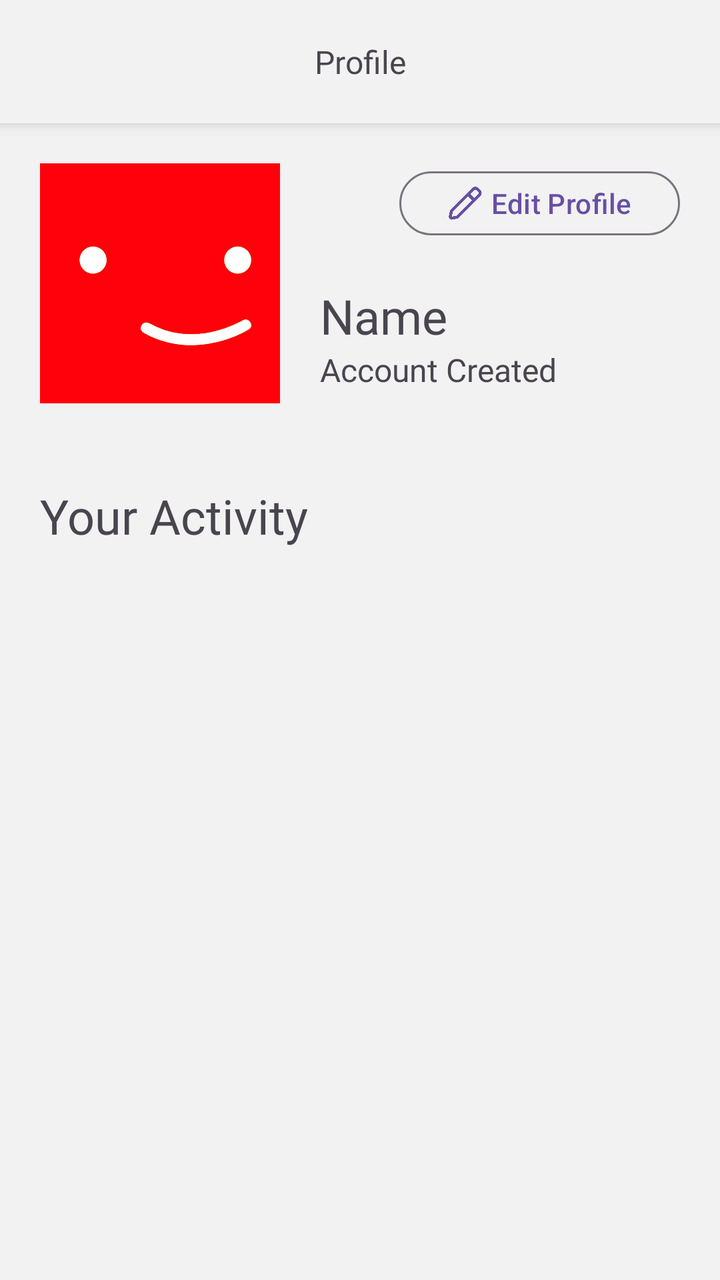
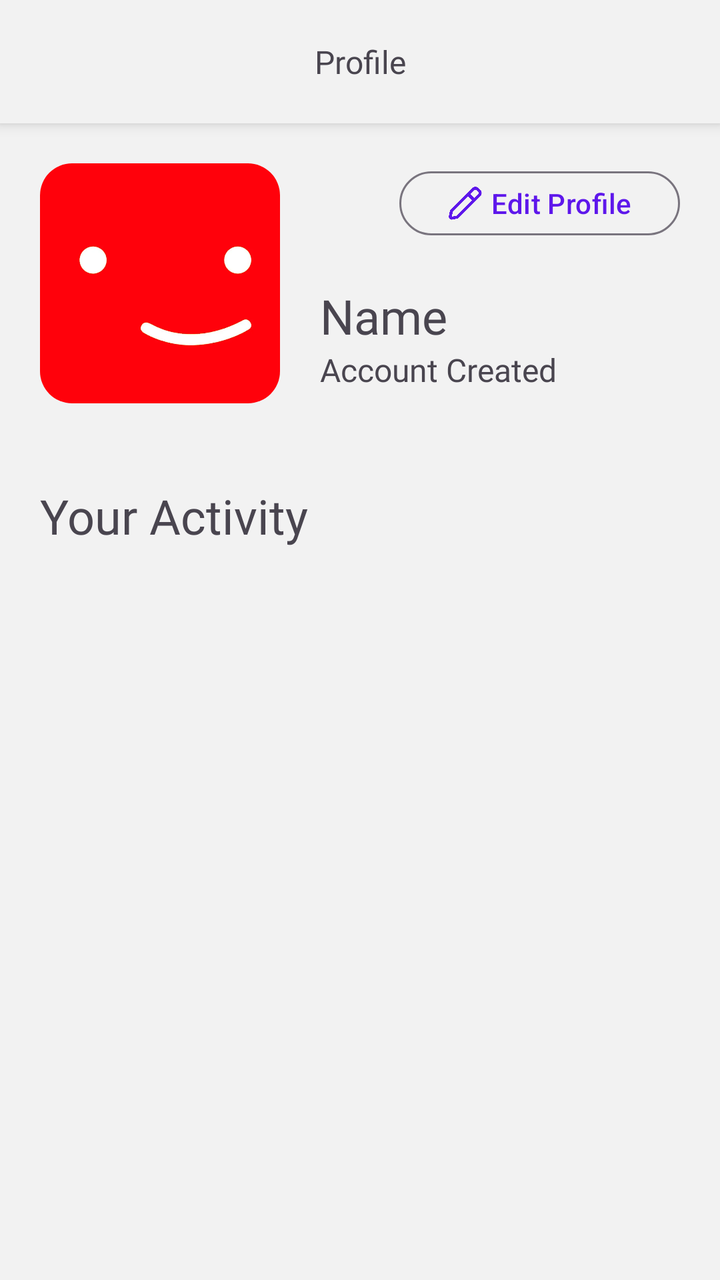

Before-and-after screenshots of an Android layout around one commit, followed by the original layout XML and the change that was made.
<!-- AndroidManifest.xml: application theme Theme.StepSync -->
<!-- res/layout/fragment_profile.xml -->
<?xml version="1.0" encoding="utf-8"?>
<LinearLayout xmlns:android="http://schemas.android.com/apk/res/android"
    xmlns:app="http://schemas.android.com/apk/res-auto"
    android:orientation="vertical"
    android:layout_width="match_parent"
    android:layout_height="match_parent"
    android:background="@drawable/gradient_drawable">

    <LinearLayout
        android:layout_width="match_parent"
        android:layout_height="wrap_content"
        android:layout_gravity="center"
        android:orientation="horizontal"
        android:padding="20sp"
        android:background="@drawable/header_drawable"
        android:layout_marginBottom="20sp"
        android:elevation="4sp">

        <TextView
            android:layout_width="match_parent"
            android:layout_height="wrap_content"
            android:text="Profile"
            android:textSize="16sp"
            android:fontFamily="@font/f42dotsans_extrabold"
            android:textAlignment="center" />
    </LinearLayout>

    <LinearLayout
        android:layout_width="match_parent"
        android:layout_height="wrap_content"
        android:orientation="horizontal">

        <ImageView
            android:id="@+id/imageview_picture"
            android:layout_width="120dp"
            android:layout_height="120dp"
            android:layout_marginHorizontal="20dp"
            android:layout_marginBottom="40dp"
            android:src="@drawable/profile1_icon"/>

        <LinearLayout
            android:layout_width="match_parent"
            android:layout_height="wrap_content"
            android:orientation="vertical"
            android:layout_marginRight="20dp">

            <Button
                style="?attr/materialButtonOutlinedStyle"
                android:id="@+id/button_edit"
                android:layout_width="wrap_content"
                android:layout_height="40dp"
                android:text="Edit Profile"
                android:layout_gravity="right"
                app:icon="@drawable/edit_icon"/>

            <Space
                android:layout_width="match_parent"
                android:layout_height="20dp" />

            <TextView
                android:id="@+id/text_username"
                android:layout_width="match_parent"
                android:layout_height="wrap_content"
                android:text="Name"
                android:textSize="24sp"
                android:fontFamily="@font/f42dotsans_bold"/>

            <TextView
                android:id="@+id/text_created_at"
                android:layout_width="match_parent"
                android:layout_height="wrap_content"
                android:fontFamily="@font/f42dotsans_regular"
                android:textSize="16sp"
                android:text="Account Created"/>

        </LinearLayout>

    </LinearLayout>


    <TextView
        android:layout_width="wrap_content"
        android:layout_height="wrap_content"
        android:layout_marginBottom="4sp"
        android:layout_marginLeft="20sp"
        android:layout_marginRight="20sp"
        android:fontFamily="@font/f42dotsans_bold"
        android:textSize="24sp"
        android:text="Your Activity"/>

    <androidx.recyclerview.widget.RecyclerView
        android:id="@+id/recycler_activities"
        android:layout_width="match_parent"
        android:layout_height="match_parent"
        android:layout_margin="16dp"
        app:layoutManager="androidx.recyclerview.widget.LinearLayoutManager"/>

    <Space
        android:layout_width="0sp"
        android:layout_height="0sp"
        android:layout_weight="1" />


</LinearLayout>
<!-- resources referenced by this layout -->
<resources>
  <!-- drawable edit_icon: png bitmap (drawable, 43894 bytes) -->
  <!-- drawable gradient_drawable (drawable) -->
  <?xml version = "1.0" encoding = "utf-8" ?>
  <shape
      android:shape = "rectangle"
      xmlns:android = "http://schemas.android.com/apk/res/android" >
  
      <gradient
          android:startColor = "#F2F2F2"
          android:centerColor="#F2F2F2"
          android:endColor = "#F2F2F2"
          android:angle = "1"
          android:type = "linear"/>
  
  
  
  
  
  
  
  </shape>
  <!-- drawable header_drawable (drawable) -->
  <?xml version="1.0" encoding="UTF-8"?>
  <shape xmlns:android="http://schemas.android.com/apk/res/android">
  
      <stroke android:width="4dp"
          android:color="#f2f2f2"/>
  
      <solid android:color="#f2f2f2"/>
  
      <padding android:left="1dp"
          android:top="1dp"
          android:right="1dp"
          android:bottom="1dp"/>
  </shape>
  <!-- drawable profile1_icon: jpg bitmap (drawable, 6412 bytes) -->
  <style name="Theme.StepSync" parent="android:Theme.Material.Light.NoActionBar" />
</resources>

<!-- the commit's change to res/layout/fragment_profile.xml (unified diff, before → after) -->
@@ -30,13 +30,22 @@
         android:layout_height="wrap_content"
         android:orientation="horizontal">
 
-        <ImageView
-            android:id="@+id/imageview_picture"
+        <com.google.android.material.card.MaterialCardView
             android:layout_width="120dp"
             android:layout_height="120dp"
             android:layout_marginHorizontal="20dp"
             android:layout_marginBottom="40dp"
-            android:src="@drawable/profile1_icon"/>
+            app:cardCornerRadius="16dp"
+            app:strokeColor="@android:color/transparent"
+            app:strokeWidth="2dp">
+
+        <ImageView
+            android:id="@+id/imageview_picture"
+            android:layout_width="match_parent"
+            android:layout_height="match_parent"
+            android:src="@drawable/profile1_icon"
+            android:layout_gravity="center" />
+        </com.google.android.material.card.MaterialCardView>
 
         <LinearLayout
             android:layout_width="match_parent"
<!-- resource entries referenced after the edit -->
@@ -36,6 +36,27 @@
           android:bottom="1dp"/>
   </shape>
   <!-- drawable profile1_icon: jpg bitmap (drawable, 6412 bytes) -->
-  <style name="Theme.StepSync" parent="android:Theme.Material.Light.NoActionBar" />
+  <style name="Theme.StepSync" parent="Theme.Material3.DayNight.NoActionBar">
+          
+          <item name="colorPrimary">@color/primary_color</item>
+          <item name="colorOnPrimary">@color/background_color</item>
+          <item name="colorSurface">@color/background_color</item>
+          <item name="colorOnSurface">@color/text_color</item>
+          <item name="android:colorBackground">@color/background_color</item>
+  
+          
+          <item name="buttonTint">@color/primary_color</item>
+  
+          
+          <item name="android:statusBarColor">@android:color/transparent</item>
+          <item name="android:navigationBarColor">@android:color/transparent</item>
+          <item name="android:windowLightStatusBar">true</item>
+  
+          
+          <item name="toolbarStyle">@style/Widget.Material3.Toolbar</item>
+      </style>
+  <color name="primary_color">#5e17eb</color>
+  <color name="background_color">#ffffff</color>
+  <color name="text_color">#0f0f0f</color>
 </resources>
 
